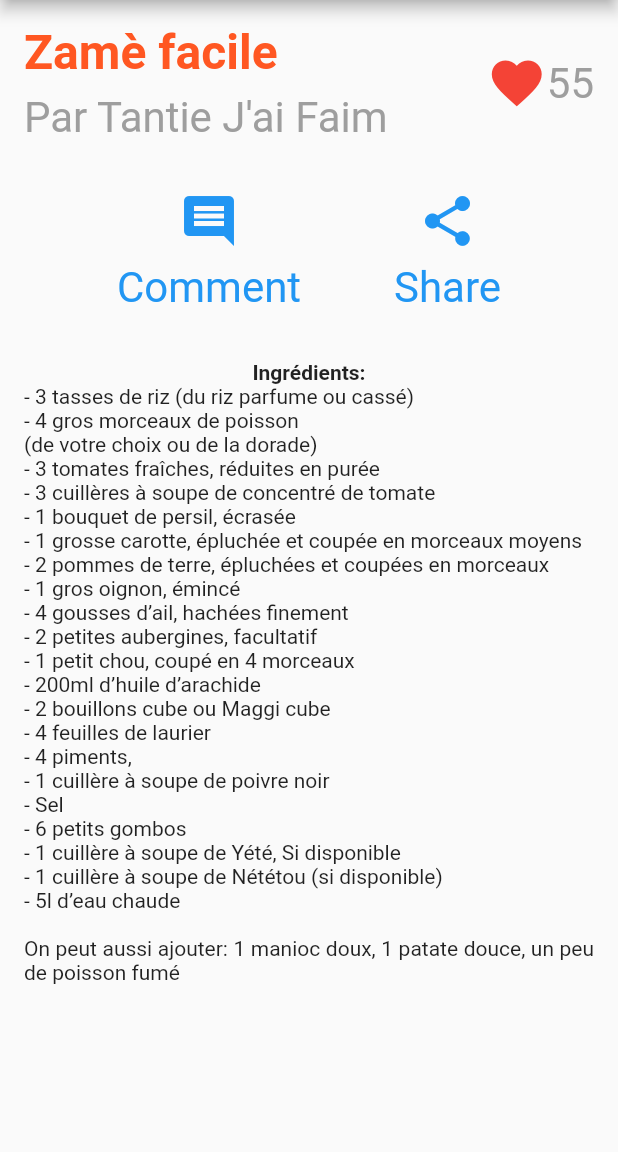
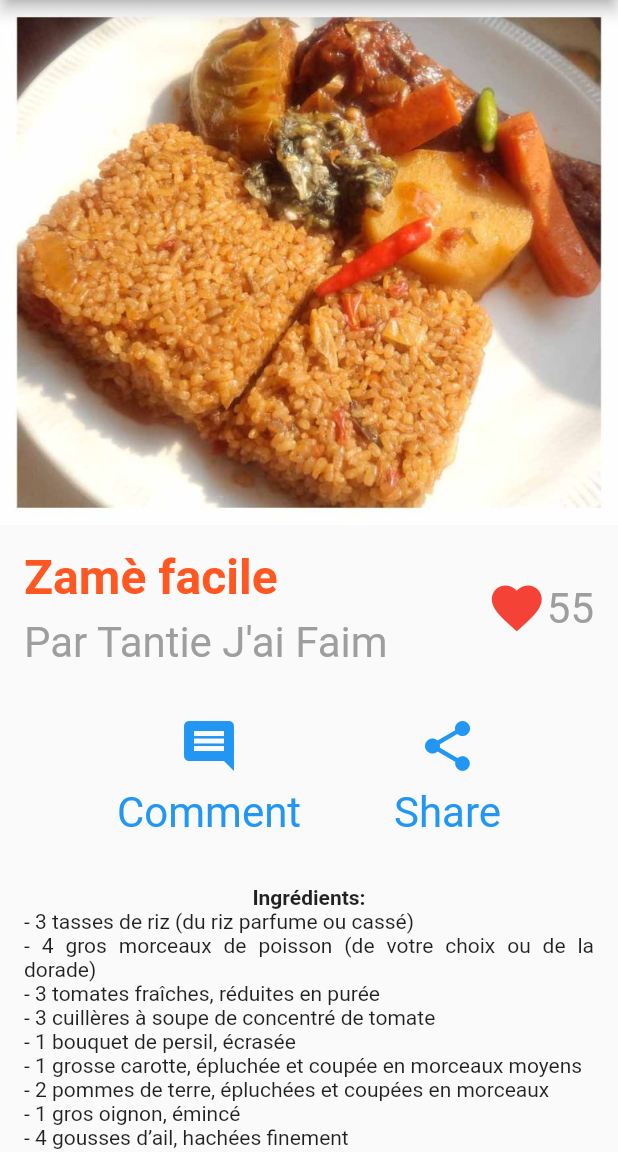
Before and after one commit to HKassogue/recettes_flutter, a Flutter app: the screen it shows after launch, on a phone screen of 412 x 824 dp, the part 84-1236 px from its top. Run offline on Flutter 3.47's test engine with Material 2 defaults, Android fonts, the phone set to English and light mode, and no system bars.

```diff
--- a/lib/main.dart
+++ b/lib/main.dart
@@ -55,8 +55,7 @@ class MyApp extends StatelessWidget {
         children: [
           Text("Ingrédients:", style: TextStyle(fontWeight: FontWeight.bold)),
           Text("""- 3 tasses de riz (du riz parfume ou cassé)
-- 4 gros morceaux de poisson
-(de votre choix ou de la dorade)
+- 4 gros morceaux de poisson (de votre choix ou de la dorade)
 - 3 tomates fraîches, réduites en purée
 - 3 cuillères à soupe de concentré de tomate
 - 1 bouquet de persil, écrasée
@@ -95,6 +94,12 @@ On peut aussi ajouter: 1 manioc doux, 1 patate douce, un peu de poisson fumé
         ),
         body: ListView(
           children: [
+            Image.asset(
+              'images/zame.jpg',
+              width: 600,
+              height: 350,
+              fit: BoxFit.cover,
+            ),
             title_section,
             buttonsSection,
             descriptionSection
--- a/pubspec.yaml
+++ b/pubspec.yaml
@@ -45,9 +45,8 @@ flutter:
   uses-material-design: true
 
   # To add assets to your application, add an assets section, like this:
-  # assets:
-  #   - images/a_dot_burr.jpeg
-  #   - images/a_dot_ham.jpeg
+  assets:
+    - images/zame.jpg
 
   # An image asset can refer to one or more resolution-specific "variants", see
   # https://flutter.dev/assets-and-images/#resolution-aware.
```
Also changed, not shown: images/zame.jpg (added).
